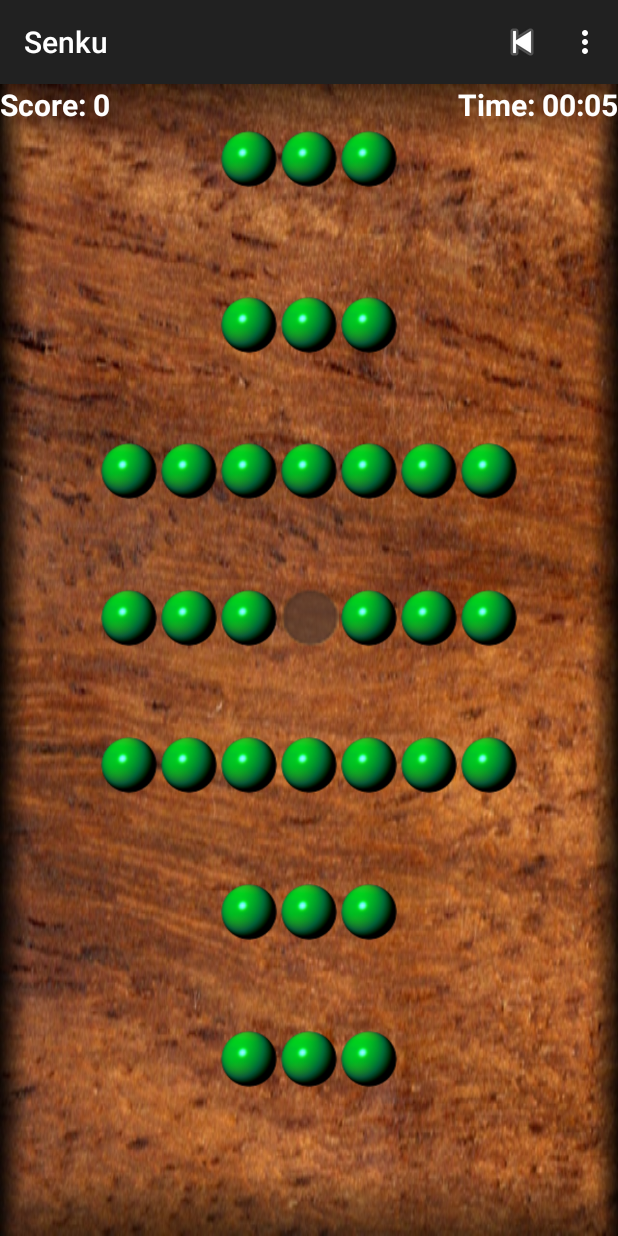
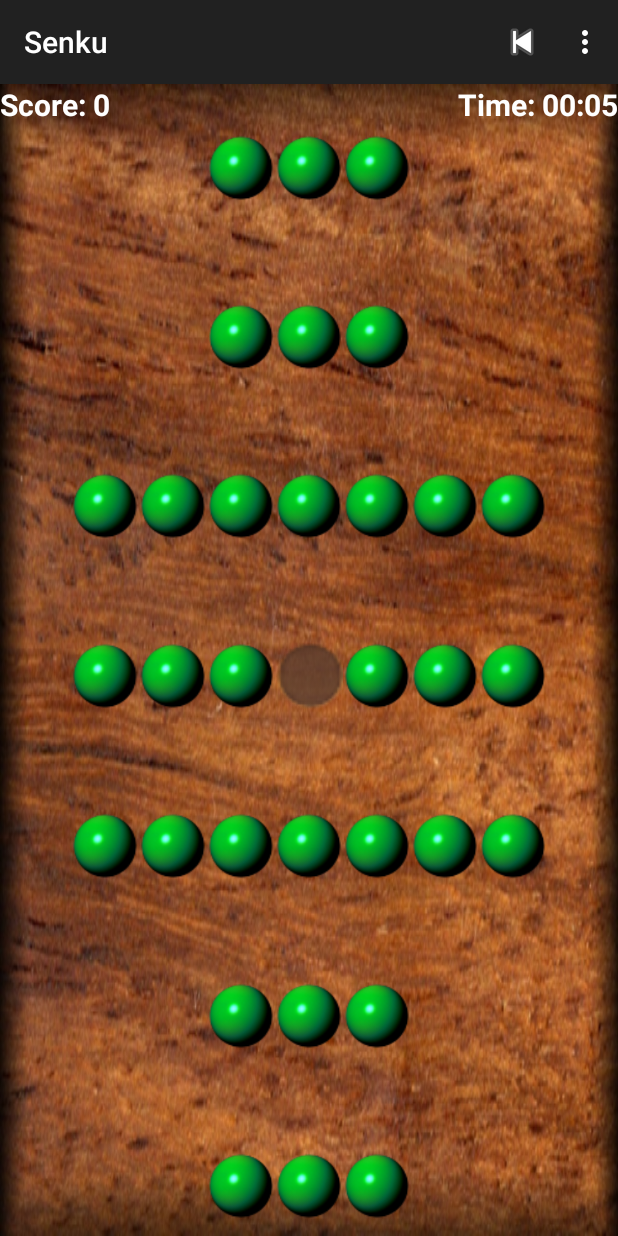
Before and after one commit to davidasensio/senku, an Android app: the screen it shows after launch (MainActivity), on a phone screen of 412 x 824 dp. Run offline under Robolectric (Android 15) with nearby library versions, the light colour scheme and no system bars; our stand-ins replace AdMob.

Commit message:
added todo

```diff
--- a/app/src/main/AndroidManifest.xml
+++ b/app/src/main/AndroidManifest.xml
@@ -3,6 +3,7 @@
     package="com.handysparksoft.senku"
     android:versionCode="2"
     android:versionName="1.1"
+
     >
 
     <uses-permission android:name="android.permission.VIBRATE" />
@@ -10,6 +11,8 @@
     <!-- Include required permissions for Google Mobile Ads to run-->
     <uses-permission android:name="android.permission.INTERNET"/>
     <uses-permission android:name="android.permission.ACCESS_NETWORK_STATE"/>
+	<!-- Opcional para anuncios por localizacion -->
+	<uses-permission android:name="android.permission.ACCESS_COARSE_LOCATION" />
 
     <application
         android:allowBackup="true"
@@ -24,6 +27,7 @@
         <activity
             android:name=".MainActivity"
             android:label="@string/app_name"
+            android:icon="@mipmap/ic_launcher"
             android:screenOrientation="portrait" >
             <intent-filter>
                 <action android:name="android.intent.action.MAIN" />
--- a/app/src/main/java/com/handysparksoft/senku/MainActivity.java
+++ b/app/src/main/java/com/handysparksoft/senku/MainActivity.java
@@ -35,6 +35,8 @@ import java.util.TreeSet;
  */
 public class MainActivity extends ActionBarActivity implements View.OnFocusChangeListener {
 
+    private AdView adView;
+
     static final int SIZE = 7;
     com.handysparksoft.senku.Game game;
     Timer timer;
@@ -57,7 +59,18 @@ public class MainActivity extends ActionBarActivity implements View.OnFocusChang
     protected void onCreate(Bundle savedInstanceState) {
         super.onCreate(savedInstanceState);
         setContentView(R.layout.activity_main);
-         vibrator = (Vibrator) getSystemService(VIBRATOR_SERVICE);
+
+        adView = (AdView) findViewById(R.id.adView);
+
+//        adView = new AdView(this);
+//        adView.setAdSize(com.google.android.gms.ads.AdSize.BANNER);
+//        adView.setAdUnitId(getString(R.string.banner_ad_unit_id));
+
+        //AdRequest adRequest = new AdRequest.Builder().addTestDevice(AdRequest.DEVICE_ID_EMULATOR).addTestDevice("8DBB3294399A59F966A4B5694A8563CF").build();
+        AdRequest adRequest = new AdRequest.Builder().build();
+        adView.loadAd(adRequest);
+
+        vibrator = (Vibrator) getSystemService(VIBRATOR_SERVICE);
         game = new Game();
         registerListeners();
         setFigureFromGrid();
@@ -67,22 +80,28 @@ public class MainActivity extends ActionBarActivity implements View.OnFocusChang
         game.restartTimer();
         scores = getScores();
 
-        AdView mAdView = (AdView) findViewById(R.id.adView);
-        AdRequest adRequest = new AdRequest.Builder().build();
-        mAdView.loadAd(adRequest);
+
     }
 
     @Override
     protected void onPause() {
         timer = null;
         game.pauseTimer();
+        adView.pause();
         super.onPause();
     }
 
     @Override
     protected void onResume() {
+        super.onResume();
         game.restartTimer();
-        super.onResume();
+        adView.resume();
+    }
+
+    @Override
+    protected void onDestroy() {
+        adView.destroy();
+        super.onDestroy();
     }
 
     @Override
--- a/app/src/main/java/com/handysparksoft/senku/ScoreScreen.java
+++ b/app/src/main/java/com/handysparksoft/senku/ScoreScreen.java
@@ -9,13 +9,19 @@ import android.view.MenuItem;
 import android.widget.ArrayAdapter;
 import android.widget.ListView;
 
+import com.google.android.gms.ads.AdRequest;
+import com.google.android.gms.ads.AdView;
+
 import java.util.ArrayList;
 import java.util.HashSet;
 import java.util.TreeSet;
 
 
 public class ScoreScreen extends ActionBarActivity {
+
     TreeSet<String> scores;
+
+    private AdView adView;
 
     @Override
     protected void onCreate(Bundle savedInstanceState) {
@@ -30,6 +36,11 @@ public class ScoreScreen extends ActionBarActivity {
 
         ArrayAdapter<String> adapter = new ArrayAdapter<String>(this, R.layout.row_layout,new ArrayList<>(scores.descendingSet()));
         listView.setAdapter(adapter);
+
+        adView = (AdView) findViewById(R.id.adView2);
+
+        AdRequest adRequest = new AdRequest.Builder().build();
+        adView.loadAd(adRequest);
     }
 
 
--- a/app/src/main/res/layout/activity_main.xml
+++ b/app/src/main/res/layout/activity_main.xml
@@ -4,7 +4,8 @@
     android:layout_height="match_parent" android:paddingLeft="@dimen/activity_horizontal_margin"
     android:paddingRight="@dimen/activity_horizontal_margin"
     android:paddingTop="@dimen/activity_vertical_margin"
-    android:paddingBottom="@dimen/activity_vertical_margin" tools:context=".MainActivity">
+    android:paddingBottom="@dimen/activity_vertical_margin" tools:context=".MainActivity"
+    android:gravity="center">
 
     <LinearLayout
         android:orientation="vertical"
@@ -17,19 +18,18 @@
         <LinearLayout
             android:orientation="horizontal"
             android:layout_width="match_parent"
-            android:layout_height="wrap_content"
-            android:layout_weight="0.1"
+            android:layout_height="42dp"
+            android:layout_weight="0.15"
             android:gravity="center_vertical|center_horizontal"
             android:layout_gravity="center_horizontal"
 
-            android:layout_marginTop="30dp">
+            >
 
             <RadioButton
-                android:layout_width="40dp"
-                android:layout_height="40dp"
+                android:layout_width="45dp"
+                android:layout_height="45dp"
                 android:id="@+id/f1"
                 android:checked="true"
-                android:layout_gravity="center_horizontal"
                 android:gravity="center_vertical|center_horizontal"
                 android:background="@drawable/custom_radio_button"
                 android:button="@android:color/transparent"
@@ -38,12 +38,11 @@
 
 
             <RadioButton
-                android:layout_width="40dp"
-                android:layout_height="40dp"
+                android:layout_width="45dp"
+                android:layout_height="45dp"
 
                 android:checked="true"
                 android:id="@+id/f2"
-                android:layout_gravity="center_horizontal"
                 android:gravity="center_vertical|center_horizontal"
                 android:focusableInTouchMode="true"
                 android:layout_weight="0"
@@ -51,11 +50,10 @@
                 android:button="@android:color/transparent" />
 
             <RadioButton
-                android:layout_width="40dp"
-                android:layout_height="40dp"
+                android:layout_width="45dp"
+                android:layout_height="45dp"
                 android:id="@+id/f3"
                 android:checked="true"
-                android:layout_gravity="center_horizontal"
                 android:gravity="center_vertical|center_horizontal"
                 android:focusableInTouchMode="true"
                 android:layout_weight="0"
@@ -66,16 +64,16 @@
         <LinearLayout
             android:orientation="horizontal"
             android:layout_width="match_parent"
-            android:layout_height="wrap_content"
-            android:layout_weight="0.1"
+            android:layout_height="42dp"
+            android:layout_weight="0.15"
             android:gravity="center_vertical|center_horizontal"
             android:layout_gravity="center_horizontal"
 
-            android:layout_marginTop="30dp">
+            >
 
             <RadioButton
-                android:layout_width="40dp"
-                android:layout_height="40dp"
+                android:layout_width="45dp"
+                android:layout_height="45dp"
                 android:id="@+id/f4"
                 android:checked="true"
                 android:layout_weight="0"
@@ -84,8 +82,8 @@
                 android:button="@android:color/transparent" />
 
             <RadioButton
-                android:layout_width="40dp"
-                android:layout_height="40dp"
+                android:layout_width="45dp"
+                android:layout_height="45dp"
                 android:id="@+id/f5"
                 android:checked="true"
 
@@ -95,8 +93,8 @@
                 android:focusableInTouchMode="true" />
 
             <RadioButton
-                android:layout_width="40dp"
-                android:layout_height="40dp"
+                android:layout_width="45dp"
+                android:layout_height="45dp"
                 android:id="@+id/f6"
                 android:checked="true"
 
@@ -109,16 +107,15 @@
         <LinearLayout
             android:orientation="horizontal"
             android:layout_width="match_parent"
-            android:layout_height="wrap_content"
+            android:layout_height="42dp"
 
-            android:layout_weight="0.1"
+            android:layout_weight="0.15"
             android:gravity="center_vertical|center_horizontal"
-            android:layout_gravity="center_horizontal"
-            android:layout_marginTop="30dp">
+            android:layout_gravity="center_horizontal">
 
             <RadioButton
-                android:layout_width="40dp"
-                android:layout_height="40dp"
+                android:layout_width="45dp"
+                android:layout_height="45dp"
                 android:id="@+id/f7"
                 android:checked="true"
                 android:layout_weight="0"
@@ -127,8 +124,8 @@
                 android:focusableInTouchMode="true" />
 
             <RadioButton
-                android:layout_width="40dp"
-                android:layout_height="40dp"
+                android:layout_width="45dp"
+                android:layout_height="45dp"
                 android:id="@+id/f8"
                 android:checked="true"
                 android:layout_weight="0"
@@ -137,8 +134,8 @@
                 android:focusableInTouchMode="true" />
 
             <RadioButton
-                android:layout_width="40dp"
-                android:layout_height="40dp"
+                android:layout_width="45dp"
+                android:layout_height="45dp"
                 android:id="@+id/f9"
                 android:checked="true"
                 android:layout_weight="0"
@@ -146,8 +143,8 @@
                 android:button="@android:color/transparent"
                 android:focusableInTouchMode="true" />
             <RadioButton
-                android:layout_width="40dp"
-                android:layout_height="40dp"
+                android:layout_width="45dp"
+                android:layout_height="45dp"
                 android:id="@+id/f10"
                 android:checked="true"
                 android:layout_weight="0"
@@ -156,8 +153,8 @@
                 android:focusableInTouchMode="true" />
 
             <RadioButton
-                android:layout_width="40dp"
-                android:layout_height="40dp"
+                android:layout_width="45dp"
+                android:layout_height="45dp"
                 android:id="@+id/f11"
                 android:checked="true"
                 android:layout_weight="0"
@@ -166,8 +163,8 @@
                 android:focusableInTouchMode="true" />
 
             <RadioButton
-                android:layout_width="40dp"
-                android:layout_height="40dp"
+                android:layout_width="45dp"
+                android:layout_height="45dp"
                 android:id="@+id/f12"
                 android:checked="true"
                 android:layout_weight="0"
@@ -175,8 +172,8 @@
                 android:button="@android:color/transparent"
                 android:focusableInTouchMode="true" />
             <RadioButton
-                android:layout_width="40dp"
-                android:layout_height="40dp"
+                android:layout_width="45dp"
+                android:layout_height="45dp"
                 android:id="@+id/f13"
                 android:checked="true"
                 android:layout_weight="0"
@@ -189,15 +186,14 @@
         <LinearLayout
             android:orientation="horizontal"
             android:layout_width="match_parent"
-            android:layout_height="wrap_content"
-            android:layout_weight="0.1"
+            android:layout_height="42dp"
+            android:layout_weight="0.15"
             android:gravity="center_vertical|center_horizontal"
-            android:layout_gravity="center_horizontal"
-            android:layout_marginTop="30dp">
+            android:layout_gravity="center_horizontal">
 
             <RadioButton
-                android:layout_width="40dp"
-                android:layout_height="40dp"
+                android:layout_width="45dp"
+                android:layout_height="45dp"
                 android:id="@+id/f14"
                 android:checked="true"
                 android:layout_weight="0"
@@ -206,8 +202,8 @@
                 android:focusableInTouchMode="true" />
 
             <RadioButton
-                android:layout_width="40dp"
-                android:layout_height="40dp"
+                android:layout_width="45dp"
+                android:layout_height="45dp"
                 android:id="@+id/f15"
                 android:checked="true"
                 android:layout_weight="0"
@@ -216,8 +212,8 @@
                 android:focusableInTouchMode="true" />
 
             <RadioButton
-                android:layout_width="40dp"
-                android:layout_height="40dp"
+                android:layout_width="45dp"
+                android:layout_height="45dp"
                 android:id="@+id/f16"
                 android:checked="true"
                 android:layout_weight="0"
@@ -225,8 +221,8 @@
                 android:button="@android:color/transparent"
                 android:focusableInTouchMode="true" />
             <RadioButton
-                android:layout_width="40dp"
-                android:layout_height="40dp"
+                android:layout_width="45dp"
+                android:layout_height="45dp"
                 android:id="@+id/f17"
                 android:checked="false"
                 android:layout_weight="0"
@@ -238,8 +234,8 @@
                 </RadioButton>
 
             <RadioButton
-                android:layout_width="40dp"
-                android:layout_height="40dp"
+                android:layout_width="45dp"
+                android:layout_height="45dp"
                 android:id="@+id/f18"
                 android:checked="true"
                 android:layout_weight="0"
@@ -248,8 +244,8 @@
                 android:focusableInTouchMode="true" />
 
             <RadioButton
-                android:layout_width="40dp"
-                android:layout_height="40dp"
+                android:layout_width="45dp"
+                android:layout_height="45dp"
                 android:id="@+id/f19"
                 android:checked="true"
                 android:layout_weight="0"
@@ -257,8 +253,8 @@
                 android:button="@android:color/transparent"
                 android:focusableInTouchMode="true" />
             <RadioButton
-                android:layout_width="40dp"
-                android:layout_height="40dp"
+                android:layout_width="45dp"
+                android:layout_height="45dp"
                 android:id="@+id/f20"
                 android:checked="true"
                 android:layout_weight="0"
@@ -270,15 +266,14 @@
         <LinearLayout
             android:orientation="horizontal"
             android:layout_width="match_parent"
-            android:layout_height="wrap_content"
-            android:layout_weight="0.1"
+            android:layout_height="42dp"
+            android:layout_weight="0.15"
             android:gravity="center_vertical|center_horizontal"
-            android:layout_gravity="center_horizontal"
-            android:layout_marginTop="30dp">
+            android:layout_gravity="center_horizontal">
 
             <RadioButton
-                android:layout_width="40dp"
-                android:layout_height="40dp"
+                android:layout_width="45dp"
+                android:layout_height="45dp"
                 android:id="@+id/f21"
                 android:checked="true"
                 android:layout_weight="0"
@@ -287,8 +282,8 @@
                 android:focusableInTouchMode="true" />
 
             <RadioButton
-                android:layout_width="40dp"
-                android:layout_height="40dp"
+                android:layout_width="45dp"
+                android:layout_height="45dp"
                 android:id="@+id/f22"
                 android:checked="true"
                 android:layout_weight="0"
@@ -297,8 +292,8 @@
                 android:focusableInTouchMode="true" />
 
             <RadioButton
-                android:layout_width="40dp"
-                android:layout_height="40dp"
+                android:layout_width="45dp"
+                android:layout_height="45dp"
                 android:id="@+id/f23"
                 android:checked="true"
                 android:layout_weight="0"
@@ -306,8 +301,8 @@
                 android:button="@android:color/transparent"
                 android:focusableInTouchMode="true" />
             <RadioButton
-                android:layout_width="40dp"
-                android:layout_height="40dp"
+                android:layout_width="45dp"
+                android:layout_height="45dp"
                 android:id="@+id/f24"
                 android:checked="true"
                 android:layout_weight="0"
@@ -316,8 +311,8 @@
                 android:focusableInTouchMode="true" />
 
             <RadioButton
-                android:layout_width="40dp"
-                android:layout_height="40dp"
+                android:layout_width="45dp"
+                android:layout_height="45dp"
                 android:id="@+id/f25"
                 android:checked="true"
                 android:layout_weight="0"
@@ -326,8 +321,8 @@
                 android:focusableInTouchMode="true" />
 
             <RadioButton
-                android:layout_width="40dp"
-                android:layout_height="40dp"
+                android:layout_width="45dp"
+                android:layout_height="45dp"
                 android:id="@+id/f26"
                 android:checked="true"
                 android:layout_weight="0"
@@ -335,8 +330,8 @@
                 android:button="@android:color/transparent"
                 android:focusableInTouchMode="true" />
             <RadioButton
-                android:layout_width="40dp"
-                android:layout_height="40dp"
+                android:layout_width="45dp"
+                android:layout_height="45dp"
                 android:id="@+id/f27"
                 android:checked="true"
                 android:layout_weight="0"
@@ -348,16 +343,16 @@
         <LinearLayout
             android:orientation="horizontal"
             android:layout_width="match_parent"
-            android:layout_height="wrap_content"
-            android:layout_weight="0.1"
+            android:layout_height="42dp"
+            android:layout_weight="0.15"
             android:gravity="center_vertical|center_horizontal"
             android:layout_gravity="center_horizontal"
 
-            android:layout_marginTop="30dp">
+            >
 
             <RadioButton
-                android:layout_width="40dp"
-                android:layout_height="40dp"
+                android:layout_width="45dp"
+                android:layout_height="45dp"
                 android:id="@+id/f28"
                 android:checked="true"
 
@@ -367,8 +362,8 @@
                 android:focusableInTouchMode="true" />
 
             <RadioButton
-                android:layout_width="40dp"
-                android:layout_height="40dp"
+                android:layout_width="45dp"
+                android:layout_height="45dp"
                 android:id="@+id/f29"
                 android:checked="true"
                 android:background="@drawable/custom_radio_button"
@@ -377,8 +372,8 @@
                 android:focusableInTouchMode="true" />
 
             <RadioButton
-                android:layout_width="40dp"
-                android:layout_height="40dp"
+                android:layout_width="45dp"
+                android:layout_height="45dp"
                 android:id="@+id/f30"
                 android:checked="true"
 
@@ -391,16 +386,16 @@
         <LinearLayout
             android:orientation="horizontal"
             android:layout_width="match_parent"
-            android:layout_height="wrap_content"
-            android:layout_weight="0.1"
+            android:layout_height="42dp"
+            android:layout_weight="0.15"
             android:gravity="center_vertical|center_horizontal"
             android:layout_gravity="center_horizontal"
 
-            android:layout_marginTop="30dp">
+            >
 
             <RadioButton
-                android:layout_width="40dp"
-                android:layout_height="40dp"
+                android:layout_width="45dp"
+                android:layout_height="45dp"
                 android:id="@+id/f31"
                 android:checked="true"
 
@@ -410,8 +405,8 @@
                 android:focusableInTouchMode="true" />
 
             <RadioButton
-                android:layout_width="40dp"
-                android:layout_height="40dp"
+                android:layout_width="45dp"
+                android:layout_height="45dp"
                 android:id="@+id/f32"
                 android:checked="true"
 
@@ -421,8 +416,8 @@
                 android:focusableInTouchMode="true" />
 
             <RadioButton
-                android:layout_width="40dp"
-                android:layout_height="40dp"
+                android:layout_width="45dp"
+                android:layout_height="45dp"
                 android:id="@+id/f33"
                 android:checked="true"
 
@@ -431,16 +426,16 @@
                 android:layout_weight="0"
                 android:focusableInTouchMode="true" />
         </LinearLayout>
+
         <com.google.android.gms.ads.AdView
             android:id="@+id/adView"
             android:layout_width="wrap_content"
             android:layout_height="wrap_content"
             android:layout_centerHorizontal="true"
             android:layout_alignParentBottom="true"
-            android:layout_gravity="center_horizontal"
             ads:adSize="BANNER"
             ads:adUnitId="@string/banner_ad_unit_id"
-            >
+            android:layout_gravity="center_horizontal">
         </com.google.android.gms.ads.AdView>
     </LinearLayout>
 
--- a/app/src/main/res/layout/activity_score_screen.xml
+++ b/app/src/main/res/layout/activity_score_screen.xml
@@ -1,5 +1,6 @@
 <RelativeLayout xmlns:android="http://schemas.android.com/apk/res/android"
     xmlns:tools="http://schemas.android.com/tools" android:layout_width="match_parent"
+    xmlns:ads="http://schemas.android.com/apk/res-auto"
     android:layout_height="match_parent" android:paddingLeft="@dimen/activity_horizontal_margin"
     android:paddingRight="@dimen/activity_horizontal_margin"
     android:paddingTop="@dimen/activity_vertical_margin"
@@ -24,4 +25,23 @@
         android:layout_centerHorizontal="true"
         android:layout_below="@+id/txtScores" />
 
+    <Button
+        android:layout_width="wrap_content"
+        android:layout_height="wrap_content"
+        android:text="Back"
+        android:id="@+id/btnBack"
+        android:layout_above="@+id/adView2"
+        android:drawableLeft="@drawable/abc_ic_ab_back_mtrl_am_alpha"
+        android:layout_centerHorizontal="true" />
+
+    <com.google.android.gms.ads.AdView
+        android:id="@+id/adView2"
+        android:layout_width="wrap_content"
+        android:layout_height="wrap_content"
+        android:layout_centerHorizontal="true"
+        android:layout_alignParentBottom="true"
+        android:layout_gravity="center_horizontal"
+        ads:adSize="SMART_BANNER"
+        ads:adUnitId="@string/banner_ad_unit_id2"
+        />
 </RelativeLayout>
--- a/app/src/main/res/values/strings.xml
+++ b/app/src/main/res/values/strings.xml
@@ -10,12 +10,20 @@
     <string name="action_undo">Undo</string>
     <string name="action_scores">Best Scores</string>
 
-    <!--Real banner
+    <!--Real banner1
+    <string name="banner_ad_unit_id">ca-app-pub-8877880174338104/1250036072</string>
+    <string name="banner_ad_unit_id">ca-app-pub-8877880174338104/1739230475</string>
     -->
-    <string name="banner_ad_unit_id">ca-app-pub-8877880174338104/1250036072</string>
+    <string name="banner_ad_unit_id">ca-app-pub-8877880174338104/4692696878</string>
+	<!--Real banner2
+    -->
+    <string name="banner_ad_unit_id2">ca-app-pub-8877880174338104/2856036872</string>
 
     <!-- Test banner
     <string name="banner_ad_unit_id">ca-app-pub-3940256099942544/6300978111</string>
     -->
+	<!--Test banner2
+    <string name="banner_ad_unit_id2">ca-app-pub-3940256099942544/6300978111</string>
+    -->
 
 </resources>
```
Also changed, not shown: app/src/main/ic_launcher-web.png, app/src/main/ic_launcher2-web.png (added), app/src/main/res/mipmap-hdpi/ic_launcher.png, app/src/main/res/mipmap-mdpi/ic_launcher.png, app/src/main/res/mipmap-xhdpi/ic_launcher.png, app/src/main/res/mipmap-xxhdpi/ic_launcher.png, app/src/main/res/mipmap-xxxhdpi/ic_launcher.png, 1 other file.
